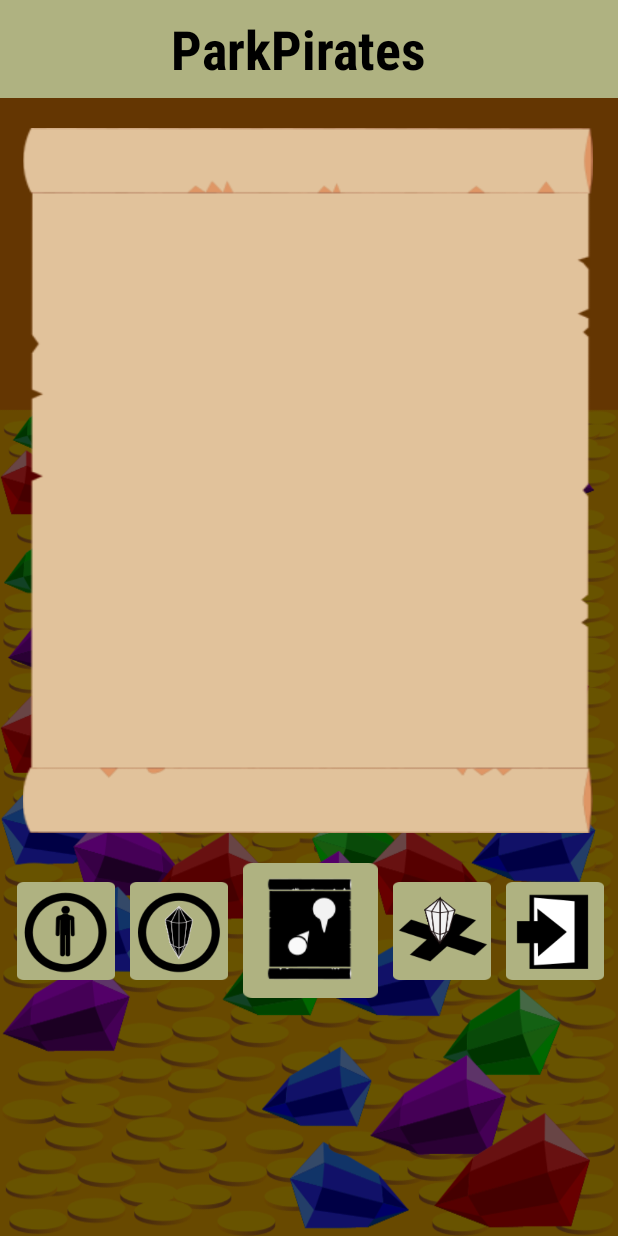
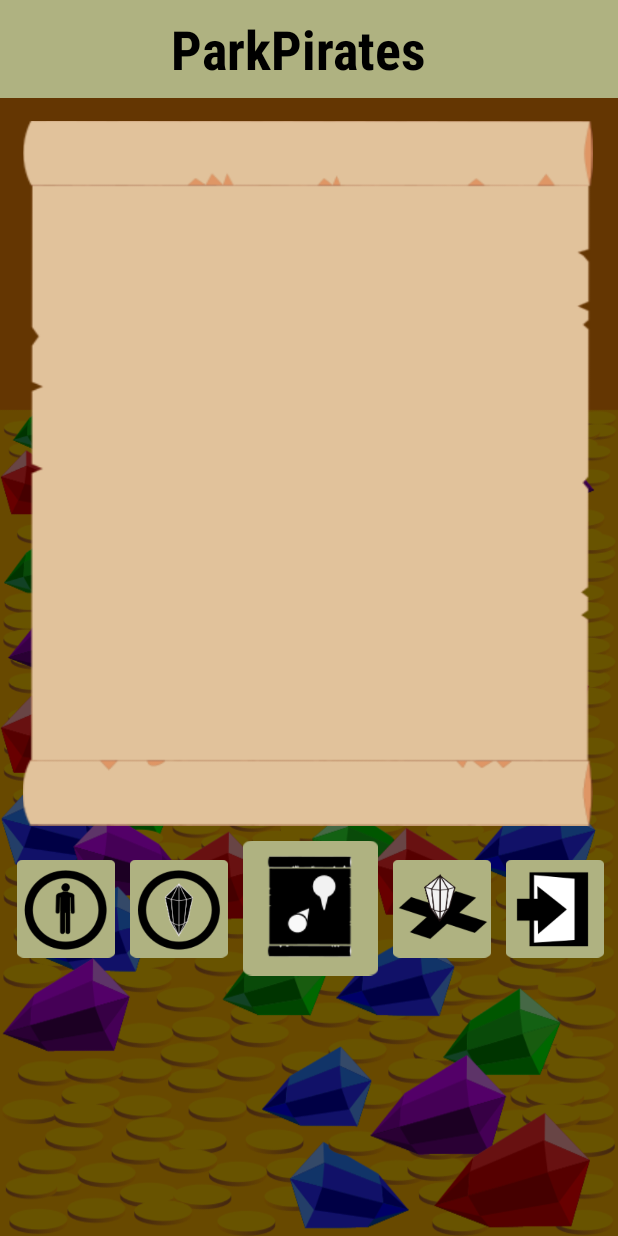
Before and after one commit to Khepra/ParkPiratesMobile, an Android app: the MapActivity screen opened directly, with no data from a screen before it, on a phone screen of 412 x 824 dp. Run offline under Robolectric (Android 15) with nearby library versions, the phone set to English and light mode, and no system bars.

Commit message:
micro changes to xml and activity

```diff
--- a/app/src/main/java/hi/parkpirates/android/controller/LoginActivity.java
+++ b/app/src/main/java/hi/parkpirates/android/controller/LoginActivity.java
@@ -98,7 +98,7 @@ public class LoginActivity extends AppCompatActivity {
 		login.setOnClickListener(new View.OnClickListener() {
 			@Override
 			public void onClick(View v) {
-				Intent i = MapActivity.prepare(LoginActivity.this, model);
+				Intent i = UserInfoActivity.prepare(LoginActivity.this, model);
 				finish();
 				startActivity(i);
 			}
--- a/app/src/main/java/hi/parkpirates/android/controller/MapActivity.java
+++ b/app/src/main/java/hi/parkpirates/android/controller/MapActivity.java
@@ -121,7 +121,7 @@ public class MapActivity extends AppCompatActivity implements GameInterface.PinC
 		bury.setOnClickListener(new View.OnClickListener() {
 			@Override
 			public void onClick(View v) {
-				Intent i = MapActivity.prepare(MapActivity.this, model);
+				Intent i = BuryActivity.prepare(MapActivity.this, model);
 				finish();
 				startActivity(i);
 			}
--- a/app/src/main/res/layout/activity_bury.xml
+++ b/app/src/main/res/layout/activity_bury.xml
@@ -38,7 +38,7 @@
                 android:layout_width="380dp"
                 android:layout_height="470dp"
                 android:translationX="15dp"
-                android:translationY="20dp"
+                android:translationY="15dp"
                 android:background="@drawable/rolled_map6">
         </FrameLayout>
 
@@ -48,7 +48,7 @@
                 android:layout_height="wrap_content"
                 android:orientation="horizontal"
                 android:id="@+id/layout_bury_nav"
-                android:translationY="40dp">
+                android:translationY="25dp">
 
             <Button
                     android:id="@+id/layout_bury_button_userInfo"
--- a/app/src/main/res/layout/activity_map.xml
+++ b/app/src/main/res/layout/activity_map.xml
@@ -38,7 +38,7 @@
                     android:layout_width="380dp"
                     android:layout_height="470dp"
                     android:translationX="15dp"
-                    android:translationY="20dp"
+                    android:translationY="15dp"
                     android:background="@drawable/rolled_map6">
         </FrameLayout>
 
@@ -48,7 +48,7 @@
                     android:layout_height="wrap_content"
                     android:orientation="horizontal"
                     android:id="@+id/layout_map_nav"
-                    android:translationY="40dp">
+                    android:translationY="25dp">
 
                 <Button
                         android:id="@+id/layout_map_button_userInfo"
--- a/app/src/main/res/layout/activity_treasure_info.xml
+++ b/app/src/main/res/layout/activity_treasure_info.xml
@@ -38,7 +38,7 @@
                 android:layout_width="380dp"
                 android:layout_height="470dp"
                 android:translationX="15dp"
-                android:translationY="20dp"
+                android:translationY="15dp"
                 android:background="@drawable/rolled_map6">
         </FrameLayout>
 
@@ -48,7 +48,7 @@
                 android:layout_height="wrap_content"
                 android:orientation="horizontal"
                 android:id="@+id/layout_treasure_nav"
-                android:translationY="40dp">
+                android:translationY="25dp">
 
             <Button
                     android:id="@+id/layout_treasure_button_userInfo"
--- a/app/src/main/res/layout/activity_user_info.xml
+++ b/app/src/main/res/layout/activity_user_info.xml
@@ -38,7 +38,7 @@
                 android:layout_width="380dp"
                 android:layout_height="470dp"
                 android:translationX="15dp"
-                android:translationY="20dp"
+                android:translationY="15dp"
                 android:background="@drawable/rolled_map6">
         </FrameLayout>
 
@@ -48,7 +48,7 @@
                 android:layout_height="wrap_content"
                 android:orientation="horizontal"
                 android:id="@+id/layout_user_nav"
-                android:translationY="40dp">
+                android:translationY="25dp">
 
             <Button
                     android:id="@+id/layout_user_button_userInfo"
```
